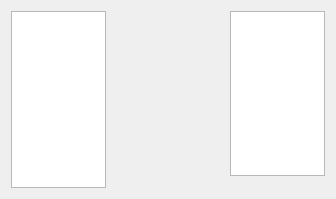
Above: MyExplorer/dialog.ui from ndumisomahlangu96/Qt-6-Design-Patterns before the change. Below: the same form after it.
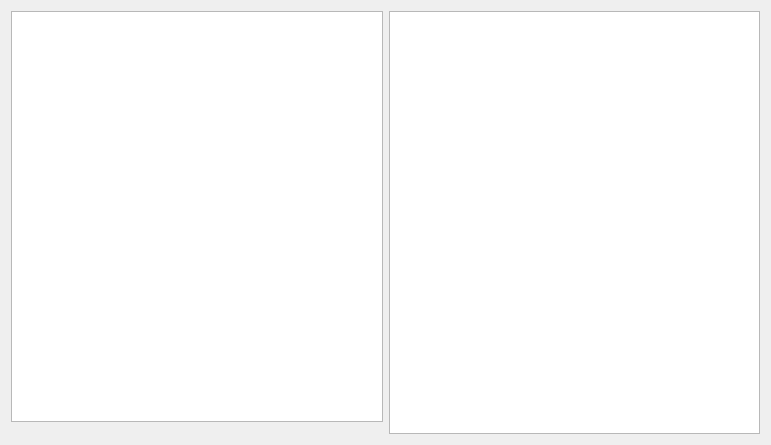
That is the form after the change.

```diff
--- a/MyExplorer/dialog.ui
+++ b/MyExplorer/dialog.ui
@@ -6,32 +6,19 @@
    <rect>
     <x>0</x>
     <y>0</y>
-    <width>336</width>
-    <height>199</height>
+    <width>771</width>
+    <height>445</height>
    </rect>
   </property>
   <property name="windowTitle">
    <string>Dialog</string>
   </property>
   <layout class="QGridLayout" name="gridLayout">
-   <item row="0" column="2">
-    <widget class="QTreeView" name="treeView"/>
-   </item>
-   <item row="0" column="0" rowspan="3">
+   <item row="0" column="1" rowspan="3">
     <widget class="QListView" name="listView"/>
    </item>
-   <item row="0" column="1">
-    <spacer name="horizontalSpacer">
-     <property name="orientation">
-      <enum>Qt::Orientation::Horizontal</enum>
-     </property>
-     <property name="sizeHint" stdset="0">
-      <size>
-       <width>278</width>
-       <height>20</height>
-      </size>
-     </property>
-    </spacer>
+   <item row="0" column="0">
+    <widget class="QTreeView" name="treeView"/>
    </item>
   </layout>
  </widget>
```
Left out of the diff: 2 changed lines with no effect on the pictures.
